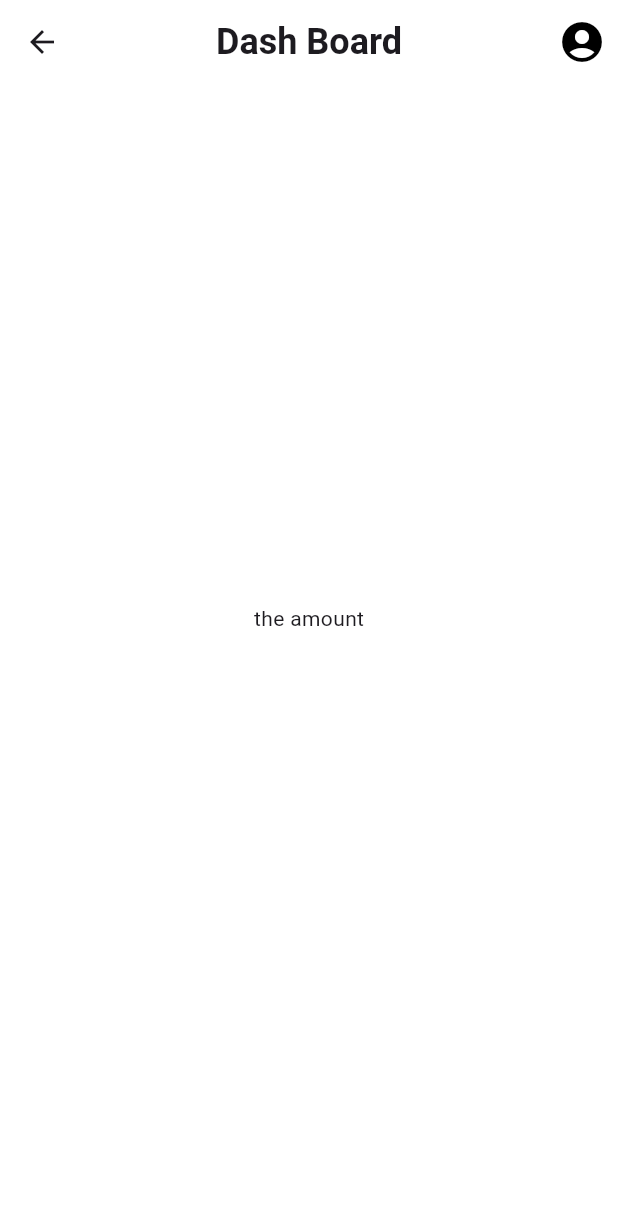
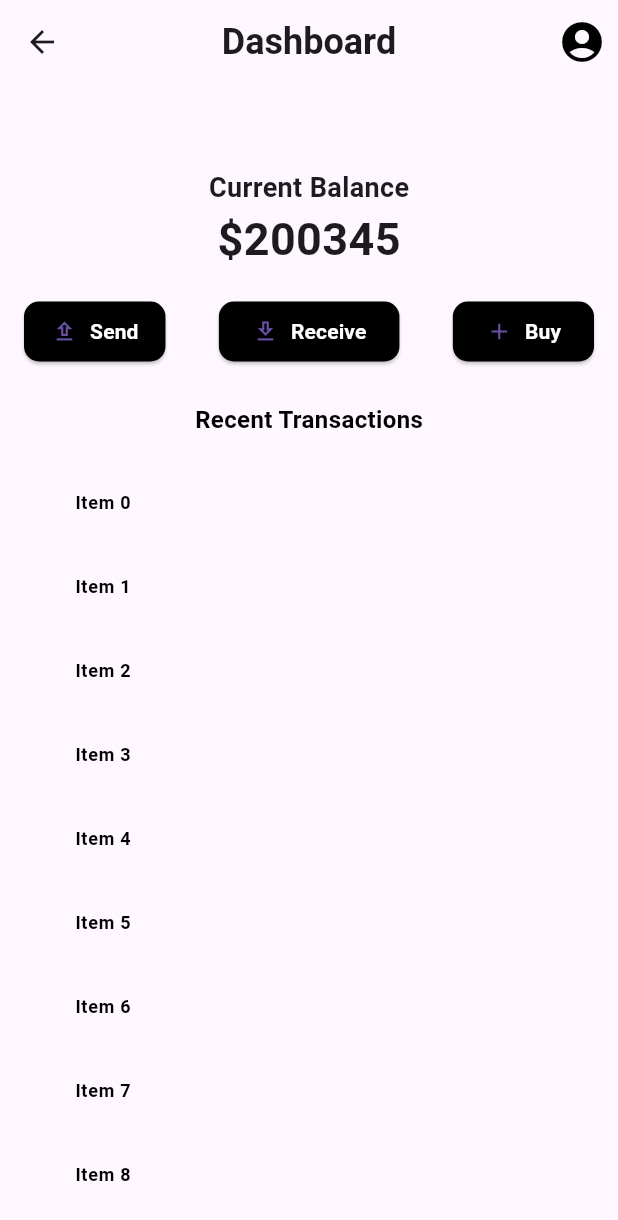
Before and after one commit to supratim1609/Escrow_app, a Flutter app: the HomeScreen screen opened directly, on a phone screen of 412 x 824 dp. Shown: the top 1220 px of the screen. Run offline on Flutter 3.47's test engine with Material 3 defaults, Android fonts, the light colour scheme and no system bars; our stand-ins replace google_fonts; Roboto replaces fonts that are missing (Sanchez).

Commit message:
Completed the dashboard screen

```diff
--- a/lib/Screens/homescreen.dart
+++ b/lib/Screens/homescreen.dart
@@ -18,7 +18,7 @@ class _HomeScreenState extends State<HomeScreen> {
         elevation: 0,
         centerTitle: true,
         title: Text(
-          "Dash Board",
+          "Dashboard",
           style: GoogleFonts.sanchez(
             fontSize: 24,
             fontWeight: FontWeight.bold,
@@ -35,14 +35,147 @@ class _HomeScreenState extends State<HomeScreen> {
           ),
         ],
       ),
-      body: Stack(
-        fit: StackFit.expand,
+      body: ListView(
         children: [
+          SizedBox(height: AppBar().preferredSize.height), // Spacer for AppBar
           Container(
-            decoration: BoxDecoration(
-              color: Colors.white,
+            padding: EdgeInsets.symmetric(horizontal: 16),
+            child: Column(
+              crossAxisAlignment: CrossAxisAlignment.center,
+              children: [
+                Text(
+                  "Current Balance",
+                  style: GoogleFonts.sanchez(
+                    fontSize: 18,
+                    fontWeight: FontWeight.bold,
+                  ),
+                ),
+                Text(
+                  "\$200345",
+                  style: GoogleFonts.sanchez(
+                    fontSize: 30,
+                    fontWeight: FontWeight.bold,
+                  ),
+                ),
+                SizedBox(height: 16),
+                Row(
+                  mainAxisAlignment: MainAxisAlignment.spaceBetween,
+                  children: [
+                    ElevatedButton(
+                      style: ElevatedButton.styleFrom(
+                        padding:
+                            EdgeInsets.symmetric(vertical: 8, horizontal: 18),
+                        backgroundColor: Colors.black,
+                        shape: RoundedRectangleBorder(
+                          borderRadius: BorderRadius.circular(10),
+                        ),
+                      ),
+                      onPressed: () {},
+                      child: Row(
+                        mainAxisAlignment: MainAxisAlignment.center,
+                        children: [
+                          Icon(Icons.upload_outlined),
+                          SizedBox(width: 8),
+                          Text(
+                            "Send",
+                            style: GoogleFonts.sanchez(
+                              fontSize: 14,
+                              fontWeight: FontWeight.bold,
+                              color: Colors.white,
+                            ),
+                          ),
+                        ],
+                      ),
+                    ),
+                    ElevatedButton(
+                      style: ElevatedButton.styleFrom(
+                        padding:
+                            EdgeInsets.symmetric(vertical: 8, horizontal: 22),
+                        backgroundColor: Colors.black,
+                        shape: RoundedRectangleBorder(
+                          borderRadius: BorderRadius.circular(10),
+                        ),
+                      ),
+                      onPressed: () {},
+                      child: Row(
+                        mainAxisAlignment: MainAxisAlignment.center,
+                        children: [
+                          Icon(Icons.download_outlined),
+                          SizedBox(width: 8),
+                          Text(
+                            "Receive",
+                            style: GoogleFonts.sanchez(
+                              fontSize: 14,
+                              fontWeight: FontWeight.bold,
+                              color: Colors.white,
+                            ),
+                          ),
+                        ],
+                      ),
+                    ),
+                    ElevatedButton(
+                      style: ElevatedButton.styleFrom(
+                        padding:
+                            EdgeInsets.symmetric(vertical: 8, horizontal: 22),
+                        backgroundColor: Colors.black,
+                        shape: RoundedRectangleBorder(
+                          borderRadius: BorderRadius.circular(10),
+                        ),
+                      ),
+                      onPressed: () {},
+                      child: Row(
+                        mainAxisAlignment: MainAxisAlignment.center,
+                        children: [
+                          Icon(Icons.add),
+                          SizedBox(width: 8),
+                          Text(
+                            "Buy",
+                            style: GoogleFonts.sanchez(
+                              fontSize: 14,
+                              fontWeight: FontWeight.bold,
+                              color: Colors.white,
+                            ),
+                          ),
+                        ],
+                      ),
+                    ),
+                  ],
+                ),
+                SizedBox(
+                  height: 15,
+                ),
+                Container(
+                  padding: EdgeInsets.symmetric(vertical: 8, horizontal: 18),
+                  child: Text(
+                    "Recent Transactions",
+                    style: GoogleFonts.sanchez(
+                      fontSize: 16,
+                      fontWeight: FontWeight.bold,
+                      color: Colors.black,
+                    ),
+                  ),
+                ),
+                Container(
+                  padding: EdgeInsets.symmetric(vertical: 8, horizontal: 18),
+                  height: 800,
+                  child: ListView.builder(
+                    itemCount: 10,
+                    itemBuilder: (context, index) {
+                      return ListTile(
+                        title: Text(
+                          "Item $index",
+                          style: GoogleFonts.sanchez(
+                            fontSize: 12,
+                            fontWeight: FontWeight.bold,
+                            color: Colors.black,
+                          ),
+                        ),
+                      );
+                    },
+                  ),
+                )
+              ],
             ),
-            child: Center(child: Text("the amount")),
           ),
         ],
       ),
```
